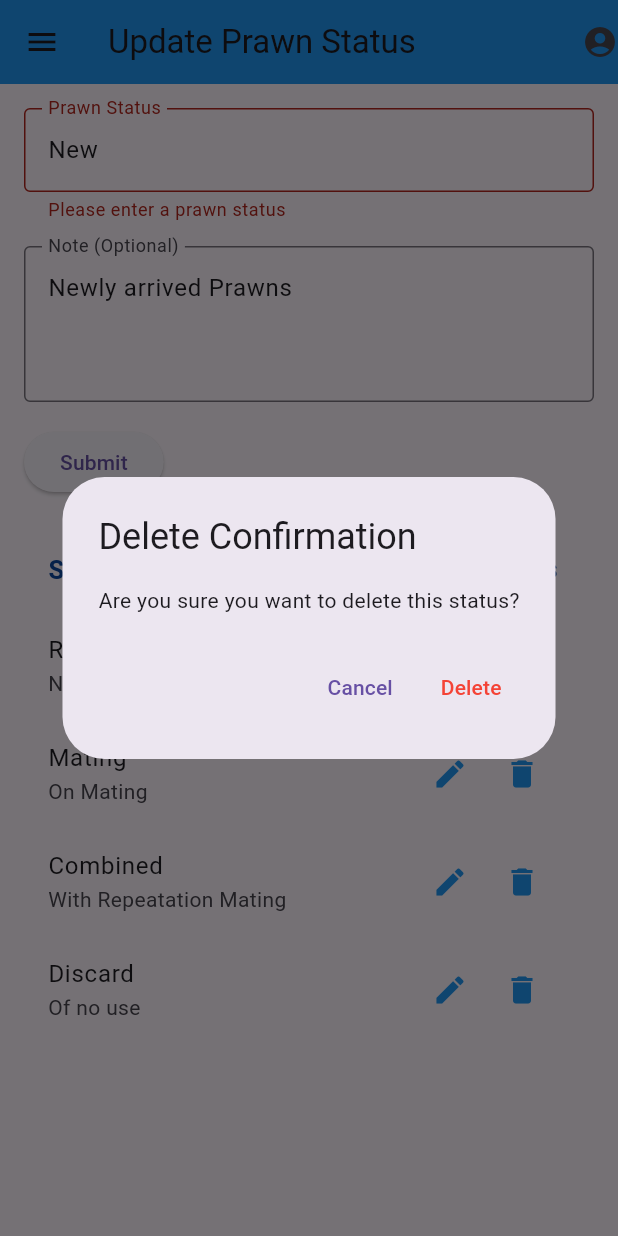
After one commit to sabujith/gkaqua, a Flutter app: the PrawnstatusScreen screen opened directly, after a tap on "Submit", after a tap on the "edit" icon, after a tap on the "delete" icon, on a phone screen of 412 x 824 dp. The commit adds this screen. Run offline on Flutter 3.47's test engine with Material 3 defaults, Android fonts, the phone set to English and light mode, and no system bars.

Commit message:
Prawn Status Screen

```diff
--- a/lib/Index_Screen.dart
+++ b/lib/Index_Screen.dart
@@ -1,4 +1,5 @@
 import 'package:flutter/material.dart';
+import 'package:gk_aqua/masters/prawnStatus_Screen.dart';
 import 'package:gk_aqua/modals/Mortality_Modal.dart';
 import 'package:gk_aqua/modals/UpdatePrawnStatus_Modal.dart';
 import 'package:gk_aqua/modals/UpdateTankStatus_Modal.dart';
@@ -70,7 +71,15 @@ class IndexScreen extends StatelessWidget {
                           return const UpdateprawnstatusModal();
                         });
                   },
-                  child: Text('Update Prawn Status'))
+                  child: Text('Update Prawn Status')),
+              ElevatedButton(
+                  onPressed: () {
+                    Navigator.of(context)
+                        .push(MaterialPageRoute(builder: (context) {
+                      return PrawnstatusScreen();
+                    }));
+                  },
+                  child: Text('Masters - Prawn Status'))
             ],
           ),
         ),
--- /dev/null
+++ b/lib/masters/prawnStatus_Screen.dart
@@ -0,0 +1,218 @@
+import 'package:flutter/material.dart';
+
+class PrawnstatusScreen extends StatefulWidget {
+  const PrawnstatusScreen({super.key});
+
+  @override
+  State<PrawnstatusScreen> createState() => _PrawnstatusScreenState();
+}
+
+class _PrawnstatusScreenState extends State<PrawnstatusScreen> {
+  final _formKey = GlobalKey<FormState>();
+  final TextEditingController _statusController = TextEditingController();
+  final TextEditingController _noteController = TextEditingController();
+
+  // List to store prawn statuses and notes
+  List<Map<String, String>> _prawnStatuses = [
+    {"status": "New", "note": "Newly arrived Prawns"},
+    {"status": "Resting", "note": "Not Mating"},
+    {"status": "Mating", "note": "On Mating"},
+    {"status": "Combined", "note": "With Repeatation Mating"},
+    {"status": "Discard", "note": "Of no use"}
+  ];
+
+  @override
+  Widget build(BuildContext context) {
+    return Scaffold(
+      appBar: AppBar(
+        backgroundColor: Colors.blue,
+        leading: IconButton(onPressed: () {}, icon: const Icon(Icons.menu)),
+        title: const Text('Update Prawn Status'),
+        actions: const [Icon(Icons.account_circle)],
+      ),
+      body: Padding(
+        padding: const EdgeInsets.all(16.0),
+        child: Column(
+          children: [
+            // Form for adding a new prawn status
+            Form(
+              key: _formKey,
+              child: Column(
+                crossAxisAlignment: CrossAxisAlignment.start,
+                children: [
+                  // Input for prawn status
+                  TextFormField(
+                    controller: _statusController,
+                    decoration: const InputDecoration(
+                      labelText: 'Prawn Status',
+                      border: OutlineInputBorder(),
+                    ),
+                    validator: (value) {
+                      if (value == null || value.isEmpty) {
+                        return 'Please enter a prawn status';
+                      }
+                      return null;
+                    },
+                  ),
+                  const SizedBox(height: 16),
+
+                  // Input for optional note
+                  TextFormField(
+                    controller: _noteController,
+                    decoration: const InputDecoration(
+                      labelText: 'Note (Optional)',
+                      border: OutlineInputBorder(),
+                    ),
+                    maxLines: 3,
+                  ),
+                  const SizedBox(height: 16),
+
+                  // Submit button
+                  ElevatedButton(
+                    onPressed: _submitForm,
+                    child: const Text('Submit'),
+                  ),
+                  const SizedBox(height: 20),
+                ],
+              ),
+            ),
+
+            //list of prawn statuses
+            ListTile(
+              title: Text(
+                "Status",
+                style: TextStyle(
+                    fontSize: 17,
+                    color: Colors.blue[900],
+                    fontWeight: FontWeight.bold),
+              ),
+              trailing: Text(
+                "Actions",
+                style: TextStyle(
+                    fontSize: 17,
+                    color: Colors.blue[900],
+                    fontWeight: FontWeight.bold),
+              ),
+            ),
+            Expanded(
+              child: ListView.builder(
+                itemCount: _prawnStatuses.length,
+                itemBuilder: (context, index) {
+                  return ListTile(
+                    title: Text(_prawnStatuses[index]['status']!),
+                    subtitle: Text(_prawnStatuses[index]['note']!),
+                    trailing: Row(
+                      mainAxisSize: MainAxisSize.min,
+                      children: [
+                        IconButton(
+                          icon: const Icon(Icons.edit, color: Colors.blue),
+                          onPressed: () {
+                            _editPrawnStatus(index);
+                          },
+                        ),
+                        IconButton(
+                          icon: const Icon(Icons.delete, color: Colors.blue),
+                          onPressed: () {
+                            _confirmDelete(
+                                index); // Call the confirmation dialog
+                          },
+                        ),
+                      ],
+                    ),
+                  );
+                },
+              ),
+            ),
+          ],
+        ),
+      ),
+    );
+  }
+
+  // Submit form and add the new prawn status
+  void _submitForm() {
+    if (_formKey.currentState!.validate()) {
+      setState(() {
+        _prawnStatuses.add({
+          "status": _statusController.text,
+          "note": _noteController.text,
+        });
+
+        // Clear the form fields
+        _statusController.clear();
+        _noteController.clear();
+      });
+
+      // Show snackbar on successful submission
+      ScaffoldMessenger.of(context).showSnackBar(
+        const SnackBar(
+            behavior: SnackBarBehavior.floating,
+            margin: EdgeInsets.all(10),
+            backgroundColor: Colors.green,
+            content: Text('Successfully submitted')),
+      );
+    }
+  }
+
+  // Edit prawn status
+  void _editPrawnStatus(int index) {
+    _statusController.text = _prawnStatuses[index]['status']!;
+    _noteController.text = _prawnStatuses[index]['note']!;
+    setState(() {
+      _prawnStatuses
+          .removeAt(index); // Remove the item temporarily to allow editing
+    });
+  }
+
+  // Show confirmation dialog before deletion
+  void _confirmDelete(int index) {
+    showDialog(
+      context: context,
+      builder: (BuildContext context) {
+        return AlertDialog(
+          title: const Text("Delete Confirmation"),
+          content: const Text("Are you sure you want to delete this status?"),
+          actions: [
+            TextButton(
+              child: const Text("Cancel"),
+              onPressed: () {
+                Navigator.of(context)
+                    .pop(); // Close the dialog without deleting
+              },
+            ),
+            TextButton(
+              child: const Text("Delete", style: TextStyle(color: Colors.red)),
+              onPressed: () {
+                _deletePrawnStatus(index); // Call the delete function
+                Navigator.of(context).pop(); // Close the dialog after deletion
+              },
+            ),
+          ],
+        );
+      },
+    );
+  }
+
+  // Delete prawn status from the list
+  void _deletePrawnStatus(int index) {
+    setState(() {
+      _prawnStatuses.removeAt(index);
+    });
+
+    // Show snackbar for deletion
+    ScaffoldMessenger.of(context).showSnackBar(
+      const SnackBar(
+          behavior: SnackBarBehavior.floating,
+          margin: EdgeInsets.all(10),
+          backgroundColor: Colors.red,
+          content: Text('Status deleted')),
+    );
+  }
+
+  @override
+  void dispose() {
+    _statusController.dispose();
+    _noteController.dispose();
+    super.dispose();
+  }
+}
```
